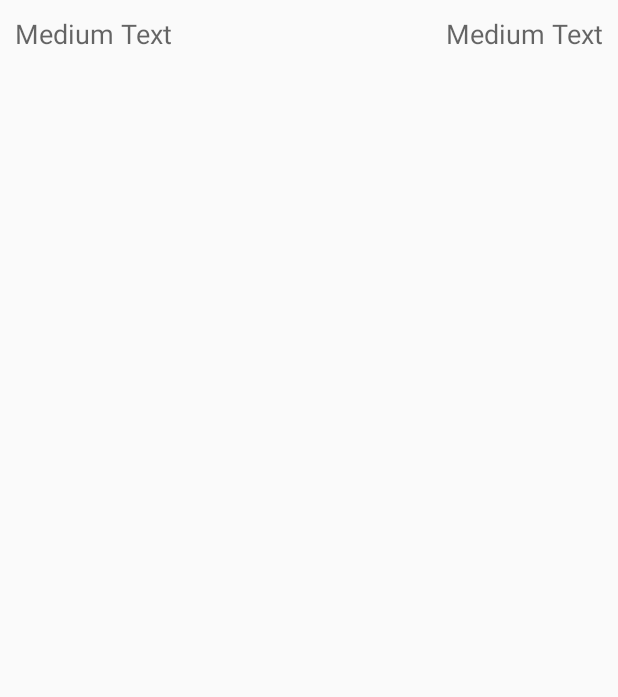
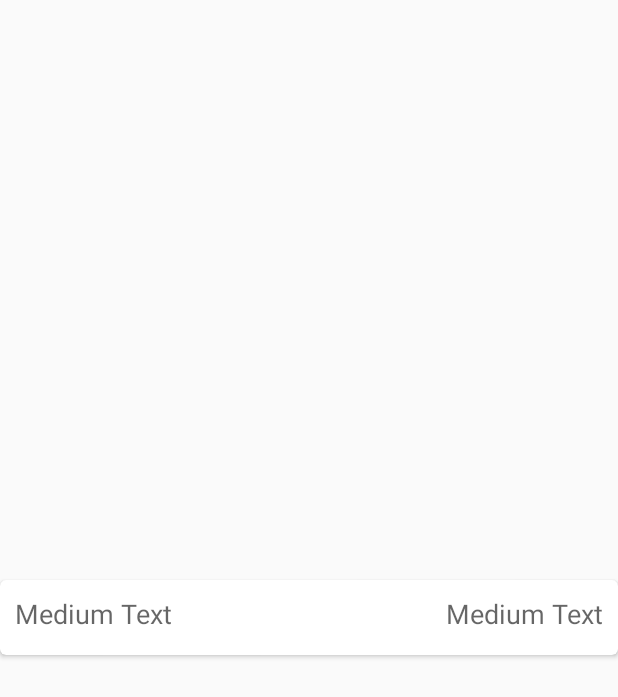
Before and after one commit to veechand/AndroidTraining, an Android app: the layout recycler_view_content.xml on its own in the app's theme, with its tools: preview values and no code run, on a phone screen of 412 x 824 dp. Shown: the top 697 px of the screen. Run offline under Robolectric (Android 15) with nearby library versions, the phone set to English and light mode, and no system bars.

Commit message:
Changing to cardview

```diff
--- a/FinanceApp/app/build.gradle
+++ b/FinanceApp/app/build.gradle
@@ -25,4 +25,5 @@ dependencies {
     compile 'com.android.support:appcompat-v7:23.1.1'
     compile 'com.android.support:design:23.1.1'
     compile 'com.android.support:recyclerview-v7:23.0.+'
+    compile 'com.android.support:cardview-v7:23.0.+'
 }
--- a/FinanceApp/app/src/main/res/layout/recycler_view_content.xml
+++ b/FinanceApp/app/src/main/res/layout/recycler_view_content.xml
@@ -1,26 +1,34 @@
 <?xml version="1.0" encoding="utf-8"?>
 <LinearLayout xmlns:android="http://schemas.android.com/apk/res/android"
-    android:orientation="horizontal" android:layout_width="match_parent"
+    android:layout_width="match_parent"
     android:layout_height="match_parent"
+    android:orientation="horizontal"
     android:weightSum="1">
 
+    <android.support.v7.widget.CardView xmlns:card_view="http://schemas.android.com/apk/res-auto"
+        android:id="@+id/card_view"
+        android:layout_width="match_parent"
+        android:layout_height="50dp"
+        android:layout_gravity="center"
+        card_view:cardCornerRadius="4dp">
+
         <TextView
+            android:id="@+id/transactionDescTextView"
             android:layout_width="wrap_content"
             android:layout_height="50dp"
-        android:textAppearance="?android:attr/textAppearanceMedium"
+            android:layout_gravity="left|top"
+            android:layout_margin="10dp"
+            android:layout_weight="1"
             android:text="Medium Text"
-        android:id="@+id/transactionDescTextView"
-        android:layout_weight="1"
-        android:layout_margin="10dp"
-        android:layout_gravity="left|top" />
+            android:textAppearance="?android:attr/textAppearanceMedium" />
 
         <TextView
+            android:id="@+id/transactionAmountTextView"
             android:layout_width="wrap_content"
             android:layout_height="50dp"
-        android:textAppearance="?android:attr/textAppearanceMedium"
+            android:layout_gravity="right|top"
+            android:layout_margin="10dp"
             android:text="Medium Text"
-        android:id="@+id/transactionAmountTextView"
-        android:layout_margin="10dp"
-        android:layout_gravity="right|top" />
-
+            android:textAppearance="?android:attr/textAppearanceMedium" />
+    </android.support.v7.widget.CardView>
 </LinearLayout>
```
Lines whose indentation alone changed are shown as unchanged.
